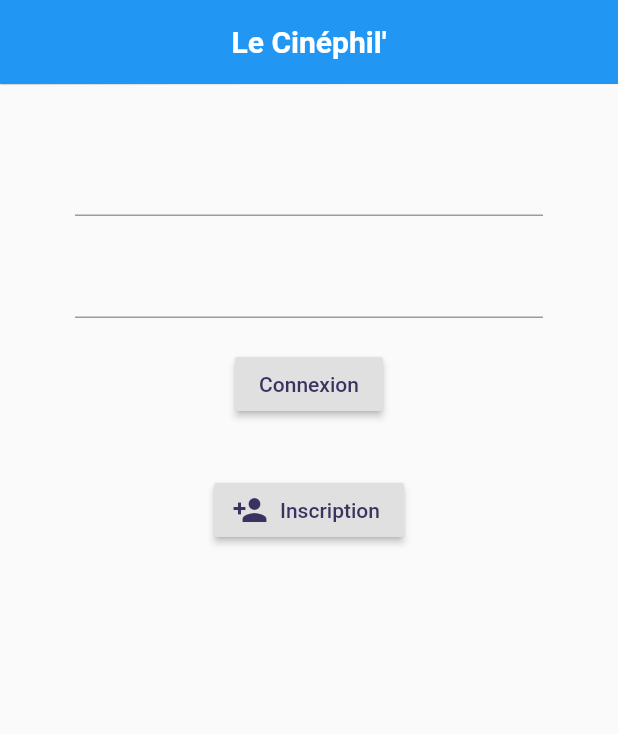
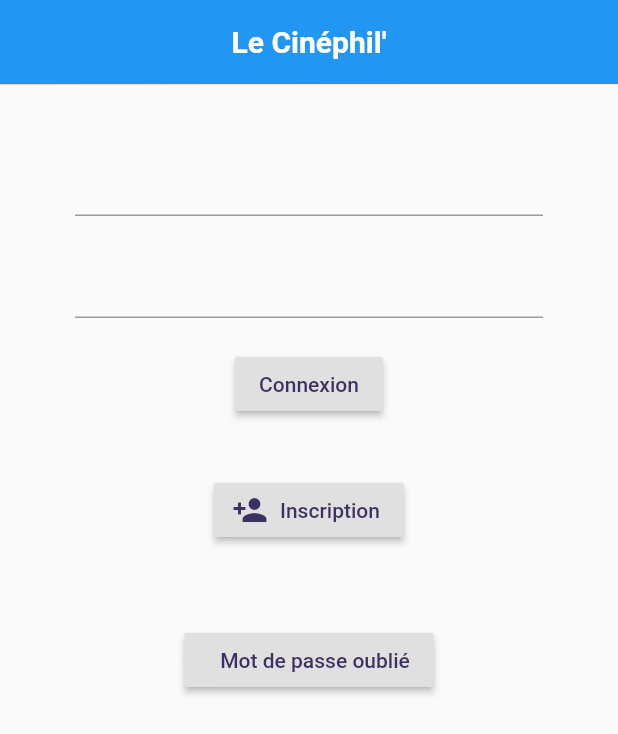
Before and after one commit to MaatheN/Cinephile_Prod_dev, a Flutter app: the screen it shows after launch, on a phone screen of 412 x 824 dp. Shown: the top 734 px of the screen. Run offline on Flutter 3.47's test engine with Material 2 defaults, Android fonts, the phone set to English and light mode, and no system bars; our stand-ins replace cloud_firestore, firebase_auth; accounts and stored records are empty; Roboto replaces fonts that are missing (Alvo, Arvo).

Commit message:
btn 'Mot de passe oublié'

```diff
--- a/lib/auth/authentification.dart
+++ b/lib/auth/authentification.dart
@@ -100,26 +100,25 @@ class AuthentificationPageState extends State<Authentification> {
                       style: new TextStyle(
                         color: couleurPrincipale,
                         fontFamily: 'Arvo'
-                    ),),
-                /*child: new InkWell(
-                  onTap: (){
-                    Navigator.push(context, new MaterialPageRoute(builder: (context){
-                      return new Inscription();
+                    ),
+                  ),
+                ),
+              ),
+              SizedBox(height: 20.0,),
+              new Padding(padding: const EdgeInsets.all(16.0),
+                child: RaisedButton.icon(
+                  onPressed: () {
+                    Navigator.push(context, new MaterialPageRoute(builder: (context) {
+                      return new ResetMdp();
                     }));
-                    },
-                  child: new Container(
-                    padding: const EdgeInsets.all(16.0),
-                    alignment: Alignment.center,
-                    child: new Text(
-                      'Inscription',
-                      style : new TextStyle(
-                        color: Colors.red
-                      ),
-                      child : new Icon(Icons.person_add,color: Colors.red,)
-                    ),
-                  ),*/
+                  },
+                  label: Text('Mot de passe oublié',
+                  style: new TextStyle(
+                    color: couleurPrincipale,
+                    fontFamily: 'Arvo'
+                  ),
                 ),
-              )
+              ),)
             ],
           ),
         ),
```
